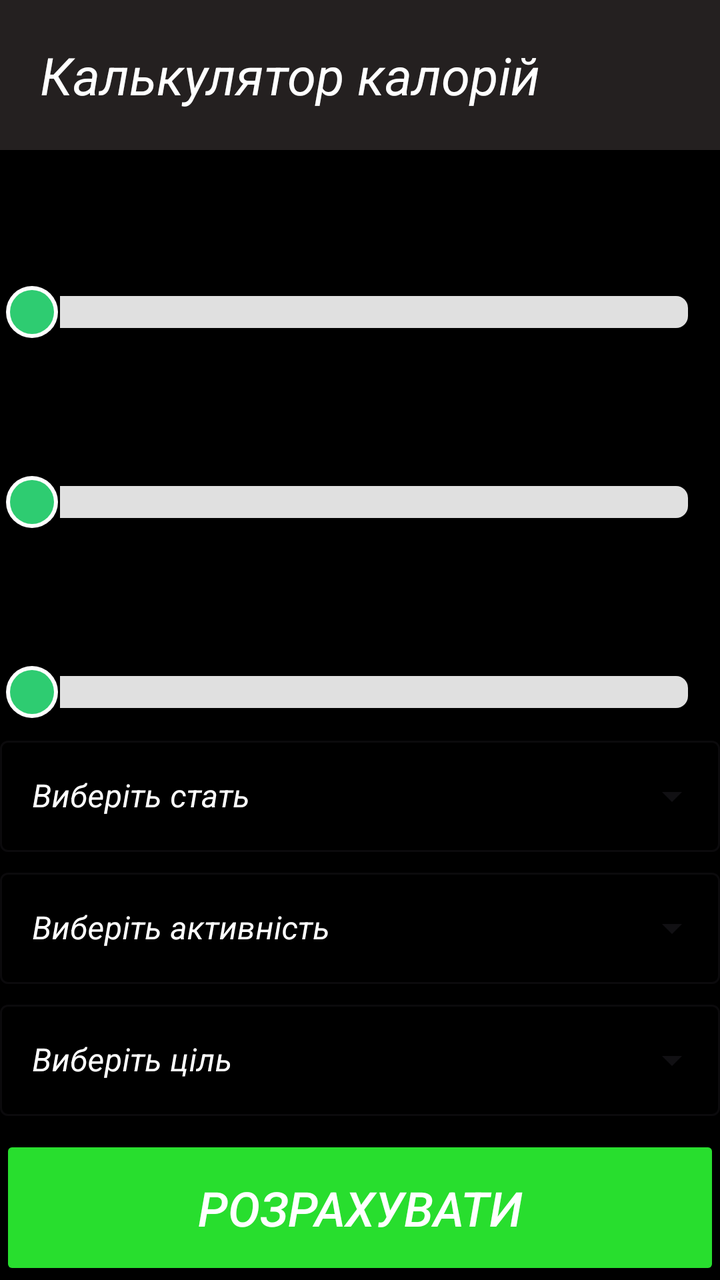
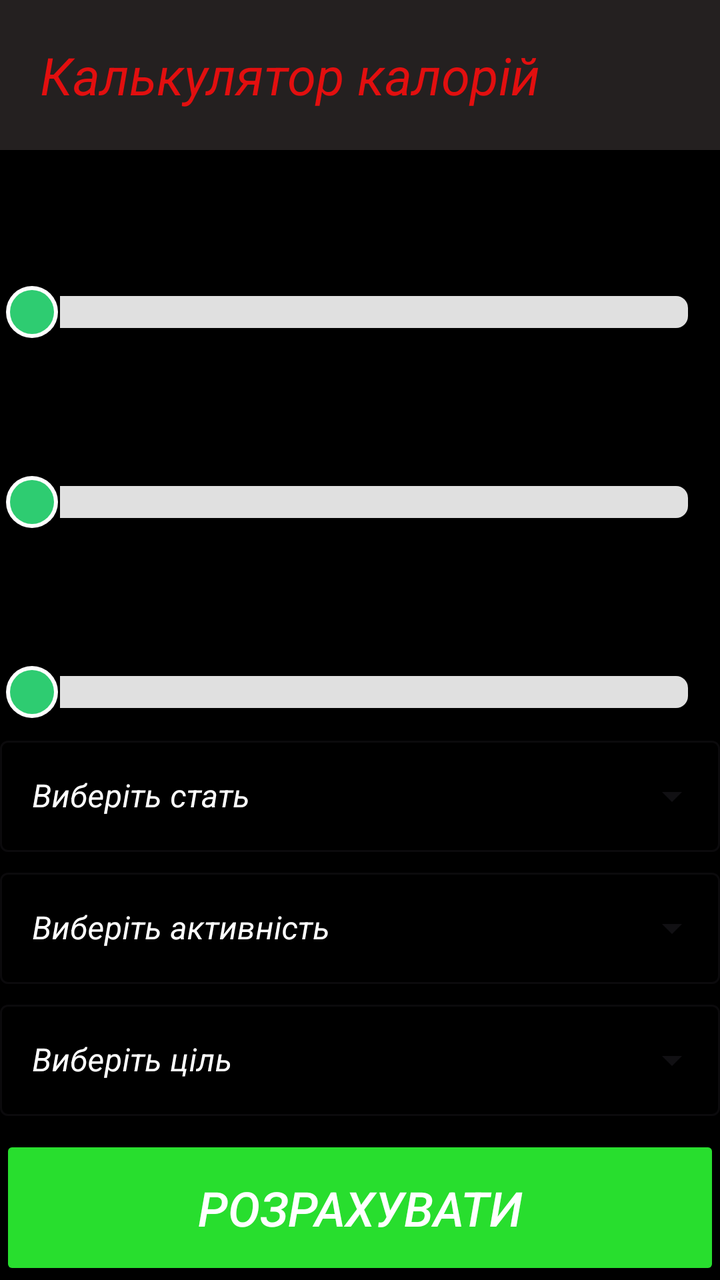

The first picture is an Android layout as it rendered before a commit; the second is the same layout after the commit. The layout source and the unified diff follow.
<!-- AndroidManifest.xml: application theme Theme.CalculationKcal -->
<!-- res/layout/activity_main.xml -->
<?xml version="1.0" encoding="utf-8"?>
<androidx.constraintlayout.widget.ConstraintLayout xmlns:android="http://schemas.android.com/apk/res/android"
    xmlns:app="http://schemas.android.com/apk/res-auto"
    xmlns:tools="http://schemas.android.com/tools"
    android:id="@+id/main"
    android:layout_width="match_parent"
    android:layout_height="match_parent"
    android:background="@color/black"
    android:layout_margin="0dp"
    tools:context=".MainActivity">

    <TextView
        android:id="@+id/textView"
        android:layout_width="match_parent"
        android:layout_height="wrap_content"
        android:background="@color/grey"
        android:padding="20dp"
        android:text="@string/calc_kcal"
        android:textAlignment="center"
        android:textColor="@color/white"
        android:textSize="26sp"
        android:textStyle="italic"
        app:layout_constraintEnd_toEndOf="parent"
        app:layout_constraintStart_toStartOf="parent"
        app:layout_constraintTop_toTopOf="parent"
        tools:ignore="MissingConstraints" />

    <TextView
        android:id="@+id/heightSeekBarText"
        android:layout_width="match_parent"
        android:layout_height="wrap_content"
        android:textAlignment="center"
        android:textSize="20sp"
        android:textColor="@color/green"
        android:padding="20dp"
        android:textColorHint="@color/white"
        app:layout_constraintTop_toBottomOf="@+id/textView"
        tools:ignore="MissingConstraints" />

    <SeekBar
        android:id="@+id/seekBarHeight"
        android:layout_width="match_parent"
        android:layout_height="wrap_content"
        android:max="190"
        android:min="20"
        android:progress="0"
        android:progressDrawable="@drawable/slider_track"
        android:thumb="@drawable/slider_thumb"
        app:layout_constraintTop_toBottomOf="@+id/heightSeekBarText"
        tools:ignore="MissingConstraints"
        tools:layout_editor_absoluteX="69dp" />

    <TextView
        android:id="@+id/weightSeekBarText"
        android:layout_width="match_parent"
        android:layout_height="wrap_content"
        android:padding="20dp"
        android:textAlignment="center"
        android:textColor="@color/green"
        android:textSize="20sp"
        android:textStyle="italic"
        app:layout_constraintTop_toBottomOf="@+id/seekBarHeight"
        tools:ignore="MissingConstraints" />

    <SeekBar
        android:id="@+id/seekBarWeight"
        android:layout_width="match_parent"
        android:layout_height="wrap_content"
        android:min="20"
        android:max="260"
        android:progress="4"
        android:progressDrawable="@drawable/slider_track"
        android:thumb="@drawable/slider_thumb"
        app:layout_constraintTop_toBottomOf="@+id/weightSeekBarText"
        tools:ignore="MissingConstraints"
        tools:layout_editor_absoluteX="46dp" />


    <TextView
        android:id="@+id/ageSeekBarText"
        android:layout_width="match_parent"
        android:layout_height="wrap_content"
        android:textAlignment="center"
        android:textSize="20sp"
        android:textColor="@color/green"
        android:padding="20dp"
        android:textColorHint="@color/white"
        app:layout_constraintTop_toBottomOf="@+id/seekBarWeight"
        tools:ignore="MissingConstraints" />

    <SeekBar
        android:id="@+id/seekBarAge"
        android:layout_width="match_parent"
        android:layout_height="wrap_content"
        android:min="5"
        android:max="100"
        android:progress="5"
        android:progressDrawable="@drawable/slider_track"
        android:thumb="@drawable/slider_thumb"
        app:layout_constraintTop_toBottomOf="@+id/ageSeekBarText"
        tools:ignore="MissingConstraints"
        tools:layout_editor_absoluteX="46dp" />

    <Button
        android:id="@+id/calculationButton"
        android:layout_width="match_parent"
        android:layout_height="wrap_content"
        android:text="@string/calculation"
        android:textSize="24sp"
        android:textStyle="italic"
        android:padding="20dp"
        android:textColor="@color/white"
        android:backgroundTint="@color/green"
        app:layout_constraintBottom_toBottomOf="parent"
        tools:ignore="MissingConstraints" />

    <com.google.android.material.textfield.TextInputLayout
        android:id="@+id/menuTextFieldHuman"
        style="@style/Widget.MaterialComponents.TextInputLayout.OutlinedBox.ExposedDropdownMenu"
        android:layout_width="match_parent"
        android:layout_height="wrap_content"
        android:hint="@string/enterHuman"
        android:textColorHint="@color/white"
        android:layout_marginTop="5dp"
        app:layout_constraintTop_toBottomOf="@+id/seekBarAge"
        tools:ignore="MissingConstraints">

        <AutoCompleteTextView
            android:id="@+id/autoCompleteTextViewHuman"
            android:layout_width="match_parent"
            android:layout_height="wrap_content"
            android:textStyle="italic"
            android:inputType="none" /> 
    </com.google.android.material.textfield.TextInputLayout>

    <com.google.android.material.textfield.TextInputLayout
        android:id="@+id/menuTextFieldLoad"
        style="@style/Widget.MaterialComponents.TextInputLayout.OutlinedBox.ExposedDropdownMenu"
        android:layout_width="match_parent"
        android:layout_height="wrap_content"
        android:hint="@string/enterLoad"
        android:textColorHint="@color/white"
        android:layout_marginTop="5dp"
        app:layout_constraintTop_toBottomOf="@+id/menuTextFieldHuman"
        tools:ignore="MissingConstraints">

        <AutoCompleteTextView
            android:id="@+id/autoCompleteTextViewLoad"
            android:layout_width="match_parent"
            android:layout_height="wrap_content"
            android:textStyle="italic"
            android:inputType="none" /> 
    </com.google.android.material.textfield.TextInputLayout>

    <com.google.android.material.textfield.TextInputLayout
        android:id="@+id/menuTextFieldGoal"
        style="@style/Widget.MaterialComponents.TextInputLayout.OutlinedBox.ExposedDropdownMenu"
        android:layout_width="match_parent"
        android:layout_height="wrap_content"
        android:hint="@string/enterGoal"
        android:textColorHint="@color/white"
        android:layout_marginTop="5dp"
        app:layout_constraintTop_toBottomOf="@+id/menuTextFieldLoad"
        tools:ignore="MissingConstraints">

        <AutoCompleteTextView
            android:id="@+id/autoCompleteTextViewGoal"
            android:layout_width="match_parent"
            android:layout_height="wrap_content"
            android:textStyle="italic"
            android:inputType="none" /> 
    </com.google.android.material.textfield.TextInputLayout>



</androidx.constraintlayout.widget.ConstraintLayout>
<!-- resources referenced by this layout -->
<resources>
  <color name="black">#FF000000</color>
  <color name="green">#28de2e</color>
  <color name="grey">#242020</color>
  <color name="white">#FFFFFFFF</color>
  <!-- drawable slider_thumb (drawable) -->
  <?xml version="1.0" encoding="utf-8"?>
  <layer-list xmlns:android="http://schemas.android.com/apk/res/android">
  
      <item>
          <shape android:shape="oval">
              <solid android:color="#1A000000" />
              <size android:width="28dp" android:height="28dp" />
          </shape>
      </item>
      
      <item android:top="1dp" android:left="1dp" android:right="1dp" android:bottom="1dp">
          <shape android:shape="oval">
              <solid android:color="#FFFFFF" />
          </shape>
      </item>
      
      <item android:top="3dp" android:left="3dp" android:right="3dp" android:bottom="3dp">
          <shape android:shape="oval">
              <solid android:color="#2ECC71" /> 
          </shape>
      </item>
  
  </layer-list>
  <!-- drawable slider_track (drawable) -->
  <?xml version="1.0" encoding="utf-8"?>
  <layer-list xmlns:android="http://schemas.android.com/apk/res/android">
  
      <item android:id="@android:id/background">
          <shape android:shape="rectangle">
              <corners android:radius="6dp" />
              <solid android:color="#E0E0E0" /> 
              <size android:height="8dp" /> 
          </shape>
      </item>
  
      
      <item android:id="@android:id/progress">
          <clip>
              <shape android:shape="rectangle">
                  <corners android:radius="6dp" />
                  <solid android:color="#E0E0E0" />
              </shape>
          </clip>
      </item>
  
  </layer-list>
  <string name="calc_kcal">Калькулятор калорій</string>
  <string name="calculation">Розрахувати</string>
  <string name="enterGoal">Виберіть ціль</string>
  <string name="enterHuman">Виберіть стать</string>
  <string name="enterLoad">Виберіть активність</string>
  <style name="Theme.CalculationKcal" parent="Base.Theme.CalculationKcal" />
  <style name="Base.Theme.CalculationKcal" parent="Theme.Material3.DayNight.NoActionBar">
          
          
      </style>
</resources>

<!-- the commit's change to res/layout/activity_main.xml (unified diff, before → after) -->
@@ -17,7 +17,7 @@
         android:padding="20dp"
         android:text="@string/calc_kcal"
         android:textAlignment="center"
-        android:textColor="@color/white"
+        android:textColor="@color/red"
         android:textSize="26sp"
         android:textStyle="italic"
         app:layout_constraintEnd_toEndOf="parent"
<!-- resource entries referenced after the edit -->
@@ -3,6 +3,7 @@
   <color name="black">#FF000000</color>
   <color name="green">#28de2e</color>
   <color name="grey">#242020</color>
+  <color name="red">#E20F0F</color>
   <color name="white">#FFFFFFFF</color>
   <!-- drawable slider_thumb (drawable) -->
   <?xml version="1.0" encoding="utf-8"?>
